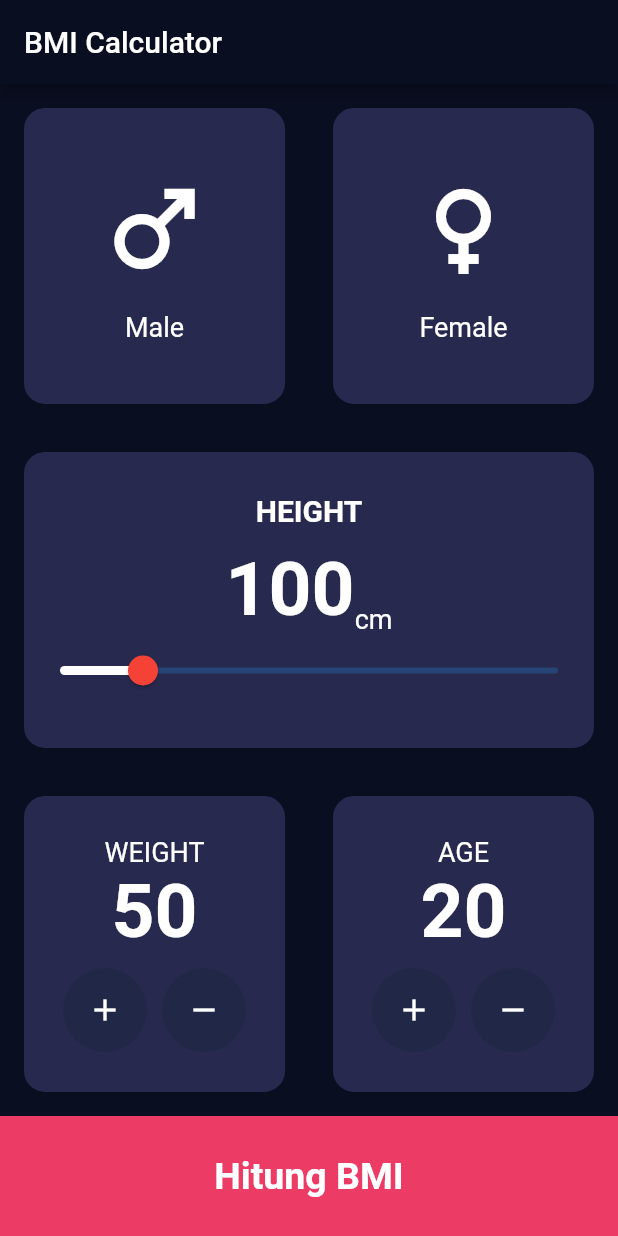
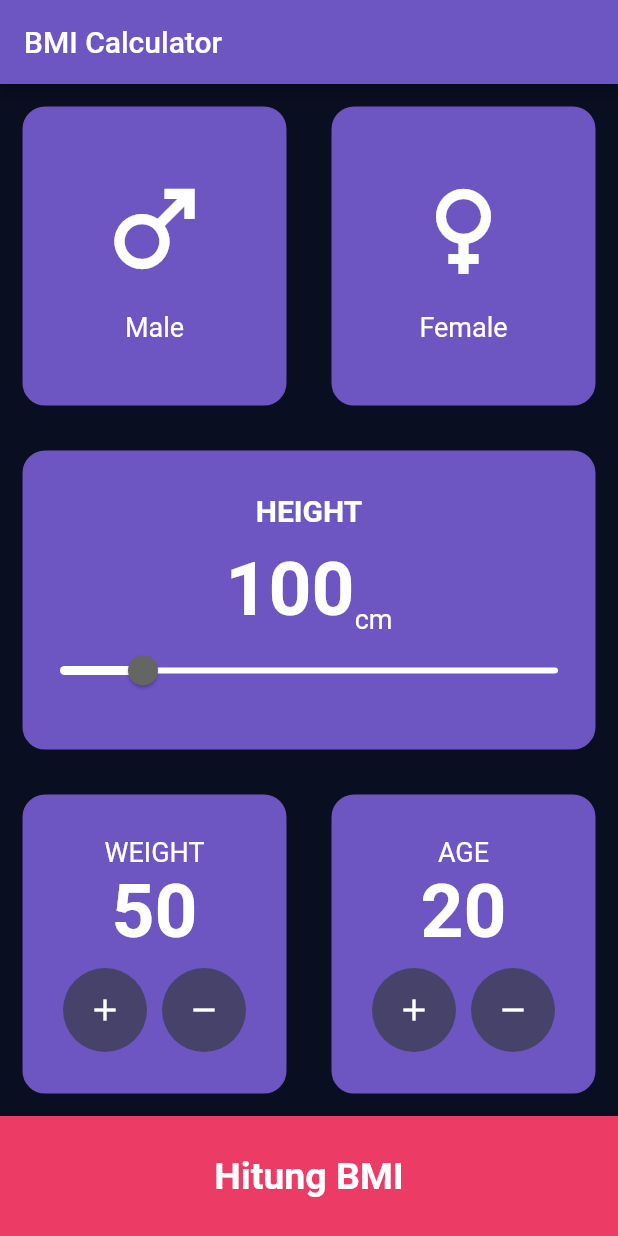
Before and after one commit to Roichatulj14/latihanbmi, a Flutter app: the screen it shows after launch, on a phone screen of 412 x 824 dp. Run offline on Flutter 3.47's test engine with Material 2 defaults, Android fonts, the phone set to English and light mode, and no system bars.

Commit message:
perubahan warna tampilan

```diff
--- a/lib/constants/constant.dart
+++ b/lib/constants/constant.dart
@@ -1,6 +1,6 @@
 import 'package:flutter/material.dart';
 
-const Color primaryColor = Color(0xff0a0e21);
+const Color primaryColor = Color.fromARGB(255, 109, 86, 194);
 TextStyle labelTextStyle =
     const TextStyle(fontSize: 18, color: Colors.white //Color(0xff8d8e98),
         );
--- a/lib/main.dart
+++ b/lib/main.dart
@@ -15,8 +15,8 @@ class MyApp extends StatelessWidget {
     return MaterialApp(
         title: 'Flutter Demo',
         theme: ThemeData(
-          primaryColor: primaryColor,
-          scaffoldBackgroundColor: primaryColor,
+          primaryColor: Colors.white,
+          scaffoldBackgroundColor: Color.fromARGB(255, 21, 6, 53),
           appBarTheme: const AppBarTheme(
               // #0A0E21
               backgroundColor: primaryColor),
--- a/lib/view/bmi_data_screen.dart
+++ b/lib/view/bmi_data_screen.dart
@@ -100,8 +100,9 @@ class _BmiDataScreenState extends State<BmiDataScreen> {
                     value: height.toDouble(),
                     min: 80,
                     max: 200,
-                    thumbColor: Colors.red,
+                    thumbColor: Color.fromARGB(255, 101, 102, 99),
                     activeColor: Colors.white,
+                    inactiveColor: Colors.white,
                     onChanged: (value) {
                       height = value.toInt();
                       setState(() {});
@@ -143,7 +144,7 @@ class _BmiDataScreenState extends State<BmiDataScreen> {
                             color: Colors.white,
                           ),
                           shape: const CircleBorder(),
-                          fillColor: const Color(0xff212747),
+                          fillColor: Color.fromARGB(255, 70, 66, 105),
                           constraints: const BoxConstraints.tightFor(
                             width: 56,
                             height: 56,
@@ -153,6 +154,10 @@ class _BmiDataScreenState extends State<BmiDataScreen> {
                         RawMaterialButton(
                           onPressed: () {
                             weight -= 1;
+                            if (weight < 0) {
+                              weight = 0;
+                            }
+                            ;
                             setState(() {});
                           },
                           elevation: 0,
@@ -162,7 +167,7 @@ class _BmiDataScreenState extends State<BmiDataScreen> {
                             color: Colors.white,
                           ),
                           shape: const CircleBorder(),
-                          fillColor: const Color(0xff212747),
+                          fillColor: Color.fromARGB(255, 70, 66, 105),
                           constraints: const BoxConstraints.tightFor(
                             width: 56,
                             height: 56,
@@ -202,7 +207,7 @@ class _BmiDataScreenState extends State<BmiDataScreen> {
                             color: Colors.white,
                           ),
                           shape: const CircleBorder(),
-                          fillColor: const Color(0xff212747),
+                          fillColor: Color.fromARGB(255, 70, 66, 105),
                           constraints: const BoxConstraints.tightFor(
                             width: 56,
                             height: 56,
@@ -212,6 +217,10 @@ class _BmiDataScreenState extends State<BmiDataScreen> {
                         RawMaterialButton(
                           onPressed: () {
                             age -= 1;
+                            if (age < 0) {
+                              age = 0;
+                            }
+                            ;
                             setState(() {});
                           },
                           elevation: 0,
@@ -221,7 +230,7 @@ class _BmiDataScreenState extends State<BmiDataScreen> {
                             color: Colors.white,
                           ),
                           shape: const CircleBorder(),
-                          fillColor: const Color(0xff212747),
+                          fillColor: Color.fromARGB(255, 70, 66, 105),
                           constraints: const BoxConstraints.tightFor(
                             width: 56,
                             height: 56,
@@ -238,9 +247,7 @@ class _BmiDataScreenState extends State<BmiDataScreen> {
             onTap: () {
               Navigator.of(context).push(
                 MaterialPageRoute(builder: (context) {
-                  return BmiResultScreen(
-                    bmi: calculateBmi(),
-                  );
+                  return BmiResultScreen(bmi: calculateBmi());
                 }),
               );
             },
@@ -278,7 +285,7 @@ class BmiCard extends StatelessWidget {
   Widget build(BuildContext context) {
     return Container(
         decoration: BoxDecoration(
-          color: const Color(0xff272a4e),
+          color: Color.fromARGB(255, 109, 86, 194),
           borderRadius: BorderRadius.circular(15),
           border: Border.all(color: borderColor!),
         ),
```
Also changed, not shown: lib/helpers/bmi_calculator.dart (added, +72 -0 lines), lib/view/bmi_result_screen.dart (+5 -2 lines).
